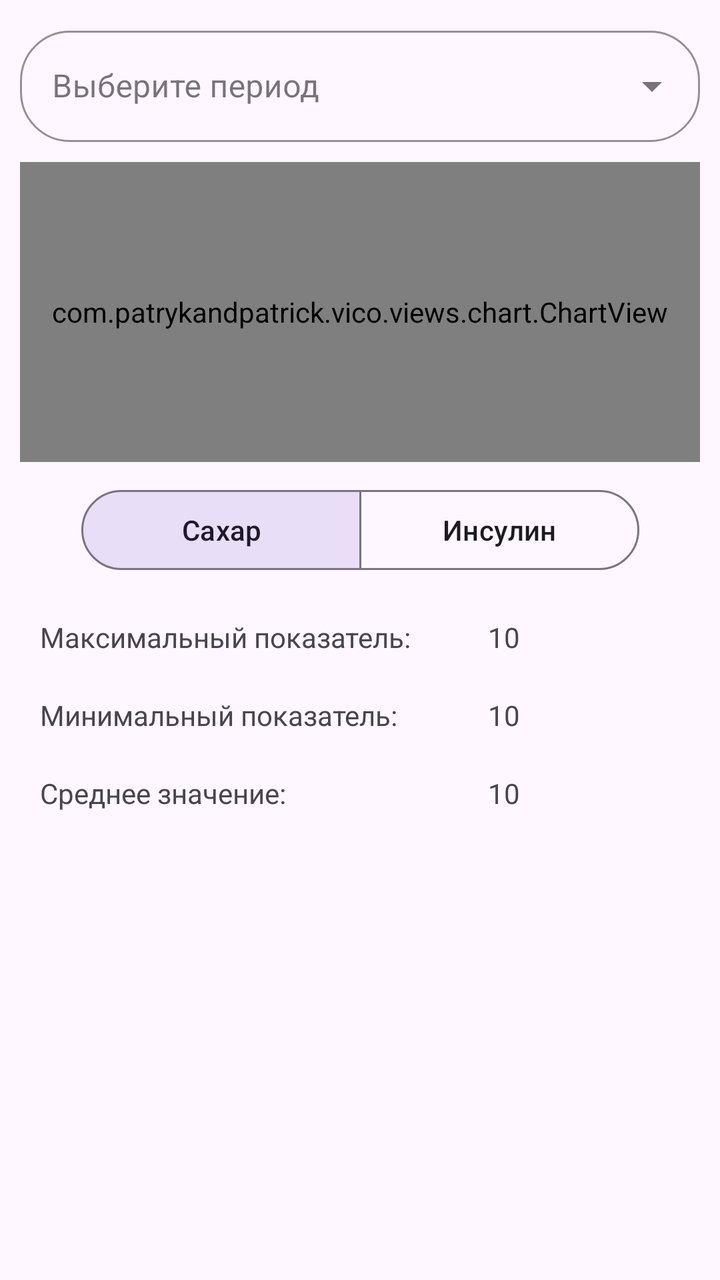
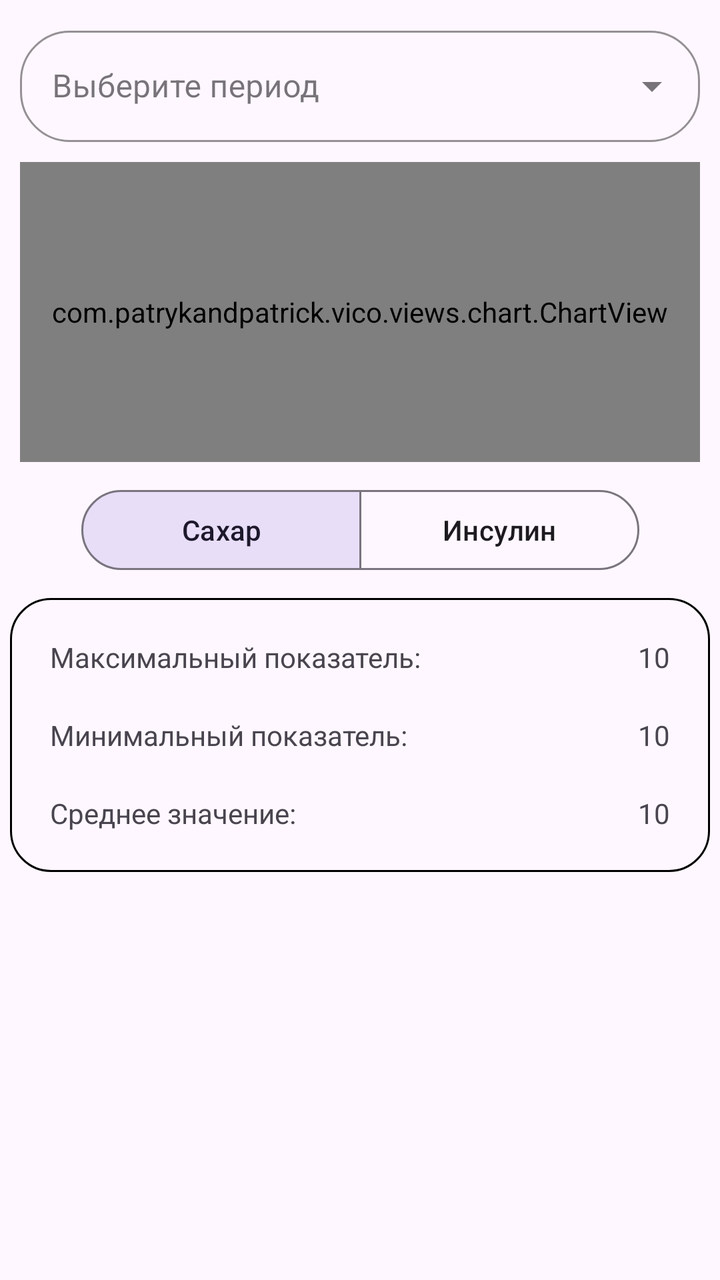

Before-and-after screenshots of an Android layout around one commit, followed by the original layout XML and the change that was made.
<!-- AndroidManifest.xml: application theme Theme.DiaHelp -->
<!-- res/layout/fragment_chart.xml -->
<androidx.constraintlayout.widget.ConstraintLayout xmlns:android="http://schemas.android.com/apk/res/android" xmlns:app="http://schemas.android.com/apk/res-auto" android:layout_width="match_parent" android:layout_height="match_parent" android:fitsSystemWindows="true">
    
    <com.google.android.material.textfield.TextInputLayout android:id="@+id/chartPeriodDropdownLayout" style="@style/Widget.MaterialComponents.TextInputLayout.OutlinedBox.ExposedDropdownMenu" android:layout_width="0dp" android:layout_height="wrap_content" android:layout_marginHorizontal="10dp" android:layout_marginTop="10dp" app:boxCornerRadiusBottomEnd="25dp" app:boxCornerRadiusBottomStart="25dp" app:boxCornerRadiusTopEnd="25dp" app:boxCornerRadiusTopStart="25dp" app:boxStrokeColor="@color/color_TextInputLayout" app:hintTextColor="@color/color_TextInputLayout" app:layout_constraintEnd_toEndOf="parent" app:layout_constraintStart_toStartOf="parent" app:layout_constraintTop_toTopOf="parent">
        <AutoCompleteTextView android:id="@+id/chartPeriodDropdown" android:layout_width="match_parent" android:layout_height="wrap_content" android:backgroundTint="@android:color/transparent" android:hint="Выберите период" android:inputType="none" android:textColor="@color/color_TextInputLayout" android:textColorHint="@color/color_TextInputLayout"/>
    </com.google.android.material.textfield.TextInputLayout>
    
    <com.google.android.material.button.MaterialButtonToggleGroup
        android:id="@+id/chartToggleGroup"
        android:layout_width="wrap_content"
        android:layout_height="wrap_content"
        app:checkedButton="@id/btnChartSugar"
        android:layout_marginTop="10dp"
        app:layout_constraintEnd_toEndOf="parent"
        app:layout_constraintStart_toStartOf="parent"
        app:layout_constraintTop_toBottomOf="@+id/chartView"
        app:selectionRequired="true"
        app:singleSelection="true">

        <com.google.android.material.button.MaterialButton
            android:id="@+id/btnChartSugar"
            style="?attr/materialButtonOutlinedStyle"
            android:layout_width="140dp"
            android:layout_height="48dp"
            android:checkable="true"
            android:checked="true"
            android:text="Сахар" />

        <com.google.android.material.button.MaterialButton
            android:id="@+id/btnChartInsulin"
            style="?attr/materialButtonOutlinedStyle"
            android:layout_width="140dp"
            android:layout_height="48dp"
            android:checkable="true"
            android:text="Инсулин" />
    </com.google.android.material.button.MaterialButtonToggleGroup>
    
    <com.patrykandpatrick.vico.views.chart.ChartView
        android:id="@+id/chartView"
        android:layout_width="0dp"
        android:layout_height="150dp"
        android:layout_margin="10dp"
        app:chart="line"
        app:lineChartStyle="@color/color_chart"
        app:layout_constraintEnd_toEndOf="parent"
        app:layout_constraintStart_toStartOf="parent"
        app:layout_constraintTop_toBottomOf="@+id/chartPeriodDropdownLayout"
        app:showBottomAxis="true"
        app:showStartAxis="true" />
    
    <TextView
        android:id="@+id/tvNoChartData"
        android:layout_width="wrap_content"
        android:layout_height="wrap_content"
        android:text="Нет данных для отображения"
        android:textSize="16sp"
        android:textColor="@color/color_text"
        android:visibility="gone"
        app:layout_constraintBottom_toBottomOf="@id/chartView"
        app:layout_constraintEnd_toEndOf="@id/chartView"
        app:layout_constraintStart_toStartOf="@id/chartView"
        app:layout_constraintTop_toTopOf="@id/chartView"/>

    <TextView
        android:id="@+id/textView"
        android:layout_width="wrap_content"
        android:layout_height="wrap_content"
        android:layout_marginStart="20dp"
        android:layout_marginTop="20dp"
        android:text="Максимальный показатель:"
        app:layout_constraintStart_toStartOf="parent"
        app:layout_constraintTop_toBottomOf="@+id/chartToggleGroup" />

    <TextView
        android:id="@+id/tvMaxValue"
        android:layout_width="wrap_content"
        android:layout_height="wrap_content"
        android:layout_marginTop="20dp"
        android:text="10"
        android:layout_marginEnd="100dp"
        app:layout_constraintEnd_toEndOf="parent"
        app:layout_constraintTop_toBottomOf="@+id/chartToggleGroup" />

    <TextView
        android:id="@+id/textView2"
        android:layout_width="wrap_content"
        android:layout_height="wrap_content"
        android:layout_marginStart="20dp"
        android:layout_marginTop="20dp"
        android:text="Минимальный показатель:"
        app:layout_constraintStart_toStartOf="parent"
        app:layout_constraintTop_toBottomOf="@+id/textView" />

    <TextView
        android:id="@+id/tvMinValue"
        android:layout_width="wrap_content"
        android:layout_height="wrap_content"
        android:layout_marginTop="20dp"
        android:layout_marginEnd="100dp"
        android:text="10"
        app:layout_constraintEnd_toEndOf="parent"
        app:layout_constraintTop_toBottomOf="@+id/tvMaxValue" />

    <TextView
        android:layout_width="wrap_content"
        android:layout_height="wrap_content"
        android:layout_marginStart="20dp"
        android:layout_marginTop="20dp"
        android:text="Среднее значение:"
        app:layout_constraintStart_toStartOf="parent"
        app:layout_constraintTop_toBottomOf="@+id/textView2" />

    <TextView
        android:id="@+id/tvAvgValue"
        android:layout_width="wrap_content"
        android:layout_height="wrap_content"
        android:layout_marginEnd="100dp"
        android:layout_marginTop="20dp"
        android:text="10"
        app:layout_constraintEnd_toEndOf="parent"
        app:layout_constraintTop_toBottomOf="@+id/tvMinValue" />
</androidx.constraintlayout.widget.ConstraintLayout>
<!-- resources referenced by this layout -->
<resources>
  <color name="color_TextInputLayout">#000000</color>
  <color name="color_chart">#1E90FF</color>
  <color name="color_text">#000000</color>
  <style name="Theme.DiaHelp" parent="Base.Theme.DiaHelp" />
  <style name="Base.Theme.DiaHelp" parent="Theme.Material3.DayNight.NoActionBar">
          
          
          <item name="colorPrimary">@color/my_light_primary</item>
      </style>
  <color name="my_light_primary">#FFFFFFFF</color>
</resources>

<!-- the commit's change to res/layout/fragment_chart.xml (unified diff, before → after) -->
@@ -1,4 +1,6 @@
-<androidx.constraintlayout.widget.ConstraintLayout xmlns:android="http://schemas.android.com/apk/res/android" xmlns:app="http://schemas.android.com/apk/res-auto" android:layout_width="match_parent" android:layout_height="match_parent" android:fitsSystemWindows="true">
+<androidx.constraintlayout.widget.ConstraintLayout xmlns:android="http://schemas.android.com/apk/res/android" xmlns:app="http://schemas.android.com/apk/res-auto"
+    xmlns:tools="http://schemas.android.com/tools"
+    android:layout_width="match_parent" android:layout_height="match_parent" android:fitsSystemWindows="true">
     
     <com.google.android.material.textfield.TextInputLayout android:id="@+id/chartPeriodDropdownLayout" style="@style/Widget.MaterialComponents.TextInputLayout.OutlinedBox.ExposedDropdownMenu" android:layout_width="0dp" android:layout_height="wrap_content" android:layout_marginHorizontal="10dp" android:layout_marginTop="10dp" app:boxCornerRadiusBottomEnd="25dp" app:boxCornerRadiusBottomStart="25dp" app:boxCornerRadiusTopEnd="25dp" app:boxCornerRadiusTopStart="25dp" app:boxStrokeColor="@color/color_TextInputLayout" app:hintTextColor="@color/color_TextInputLayout" app:layout_constraintEnd_toEndOf="parent" app:layout_constraintStart_toStartOf="parent" app:layout_constraintTop_toTopOf="parent">
         <AutoCompleteTextView android:id="@+id/chartPeriodDropdown" android:layout_width="match_parent" android:layout_height="wrap_content" android:backgroundTint="@android:color/transparent" android:hint="Выберите период" android:inputType="none" android:textColor="@color/color_TextInputLayout" android:textColorHint="@color/color_TextInputLayout"/>
@@ -60,62 +62,73 @@
         app:layout_constraintStart_toStartOf="@id/chartView"
         app:layout_constraintTop_toTopOf="@id/chartView"/>
 
-    <TextView
-        android:id="@+id/textView"
-        android:layout_width="wrap_content"
+    <androidx.constraintlayout.widget.ConstraintLayout
+        android:id="@+id/statsContainer"
+        android:layout_width="350dp"
         android:layout_height="wrap_content"
-        android:layout_marginStart="20dp"
-        android:layout_marginTop="20dp"
-        android:text="Максимальный показатель:"
+        android:layout_marginTop="10dp"
+        android:padding="20dp"
+        android:background="@drawable/shape_rounded_containers"
+        app:layout_constraintEnd_toEndOf="parent"
         app:layout_constraintStart_toStartOf="parent"
-        app:layout_constraintTop_toBottomOf="@+id/chartToggleGroup" />
+        app:layout_constraintTop_toBottomOf="@+id/chartToggleGroup">
 
-    <TextView
-        android:id="@+id/tvMaxValue"
-        android:layout_width="wrap_content"
-        android:layout_height="wrap_content"
-        android:layout_marginTop="20dp"
-        android:text="10"
-        android:layout_marginEnd="100dp"
-        app:layout_constraintEnd_toEndOf="parent"
-        app:layout_constraintTop_toBottomOf="@+id/chartToggleGroup" />
+        <TextView
+            android:id="@+id/textView"
+            android:layout_width="wrap_content"
+            android:layout_height="wrap_content"
+            android:text="Максимальный показатель:"
+            app:layout_constraintStart_toStartOf="parent"
+            app:layout_constraintTop_toTopOf="parent" />
 
-    <TextView
-        android:id="@+id/textView2"
-        android:layout_width="wrap_content"
-        android:layout_height="wrap_content"
-        android:layout_marginStart="20dp"
-        android:layout_marginTop="20dp"
-        android:text="Минимальный показатель:"
-        app:layout_constraintStart_toStartOf="parent"
-        app:layout_constraintTop_toBottomOf="@+id/textView" />
+        <TextView
+            android:id="@+id/tvMaxValue"
+            android:layout_width="wrap_content"
+            android:layout_height="wrap_content"
+            android:text="10"
+            app:layout_constraintEnd_toEndOf="parent"
+            app:layout_constraintTop_toTopOf="parent" />
 
-    <TextView
-        android:id="@+id/tvMinValue"
-        android:layout_width="wrap_content"
-        android:layout_height="wrap_content"
-        android:layout_marginTop="20dp"
-        android:layout_marginEnd="100dp"
-        android:text="10"
-        app:layout_constraintEnd_toEndOf="parent"
-        app:layout_constraintTop_toBottomOf="@+id/tvMaxValue" />
+        <TextView
+            android:id="@+id/textView2"
+            android:layout_width="wrap_content"
+            android:layout_height="wrap_content"
+            android:layout_marginTop="20dp"
+            android:text="Минимальный показатель:"
+            app:layout_constraintStart_toStartOf="parent"
+            app:layout_constraintTop_toBottomOf="@+id/textView" />
 
-    <TextView
-        android:layout_width="wrap_content"
-        android:layout_height="wrap_content"
-        android:layout_marginStart="20dp"
-        android:layout_marginTop="20dp"
-        android:text="Среднее значение:"
-        app:layout_constraintStart_toStartOf="parent"
-        app:layout_constraintTop_toBottomOf="@+id/textView2" />
+        <TextView
+            android:id="@+id/tvMinValue"
+            android:layout_width="wrap_content"
+            android:layout_height="wrap_content"
+            android:layout_marginTop="20dp"
+            android:text="10"
+            app:layout_constraintEnd_toEndOf="parent"
+            app:layout_constraintTop_toBottomOf="@+id/tvMaxValue" />
 
-    <TextView
-        android:id="@+id/tvAvgValue"
-        android:layout_width="wrap_content"
-        android:layout_height="wrap_content"
-        android:layout_marginEnd="100dp"
-        android:layout_marginTop="20dp"
-        android:text="10"
-        app:layout_constraintEnd_toEndOf="parent"
-        app:layout_constraintTop_toBottomOf="@+id/tvMinValue" />
+        <TextView
+            android:id="@+id/textView3"
+            android:layout_width="wrap_content"
+            android:layout_height="wrap_content"
+            android:layout_marginTop="20dp"
+            android:text="Среднее значение:"
+            app:layout_constraintBottom_toBottomOf="parent"
+            app:layout_constraintStart_toStartOf="parent"
+            app:layout_constraintTop_toBottomOf="@+id/textView2" />
+
+        <TextView
+            android:id="@+id/tvAvgValue"
+            android:layout_width="wrap_content"
+            android:layout_height="wrap_content"
+            android:layout_marginTop="20dp"
+            android:text="10"
+            app:layout_constraintBottom_toBottomOf="parent"
+            app:layout_constraintEnd_toEndOf="parent"
+            app:layout_constraintTop_toBottomOf="@+id/tvMinValue" />
+
+    </androidx.constraintlayout.widget.ConstraintLayout>
+
+
+
 </androidx.constraintlayout.widget.ConstraintLayout>
<!-- resource entries referenced after the edit -->
@@ -3,7 +3,14 @@
   <color name="color_TextInputLayout">#000000</color>
   <color name="color_chart">#1E90FF</color>
   <color name="color_text">#000000</color>
+  <!-- drawable shape_rounded_containers (drawable) -->
+  <?xml version="1.0" encoding="utf-8"?>
+  <shape xmlns:android="http://schemas.android.com/apk/res/android">
+      <stroke android:width="1dp" android:color="@color/color_shape_rounded_containers" />
+      <corners android:radius="20dp"/>
+  </shape>
   <style name="Theme.DiaHelp" parent="Base.Theme.DiaHelp" />
+  <color name="color_shape_rounded_containers">#000000</color>
   <style name="Base.Theme.DiaHelp" parent="Theme.Material3.DayNight.NoActionBar">
           
           
